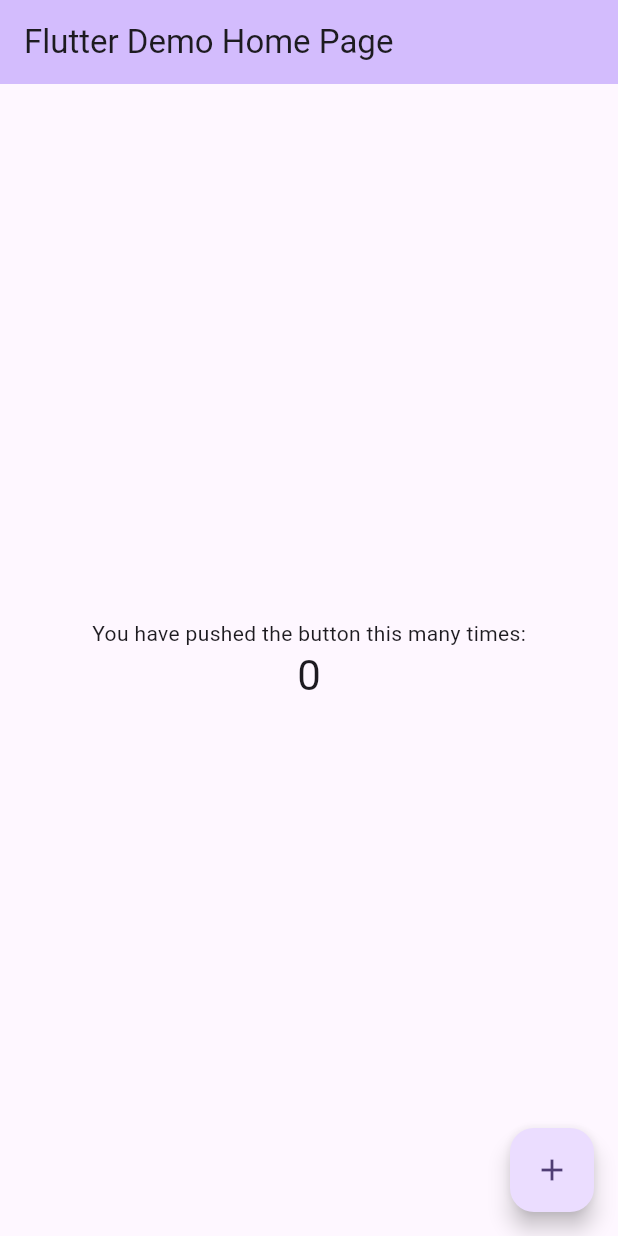
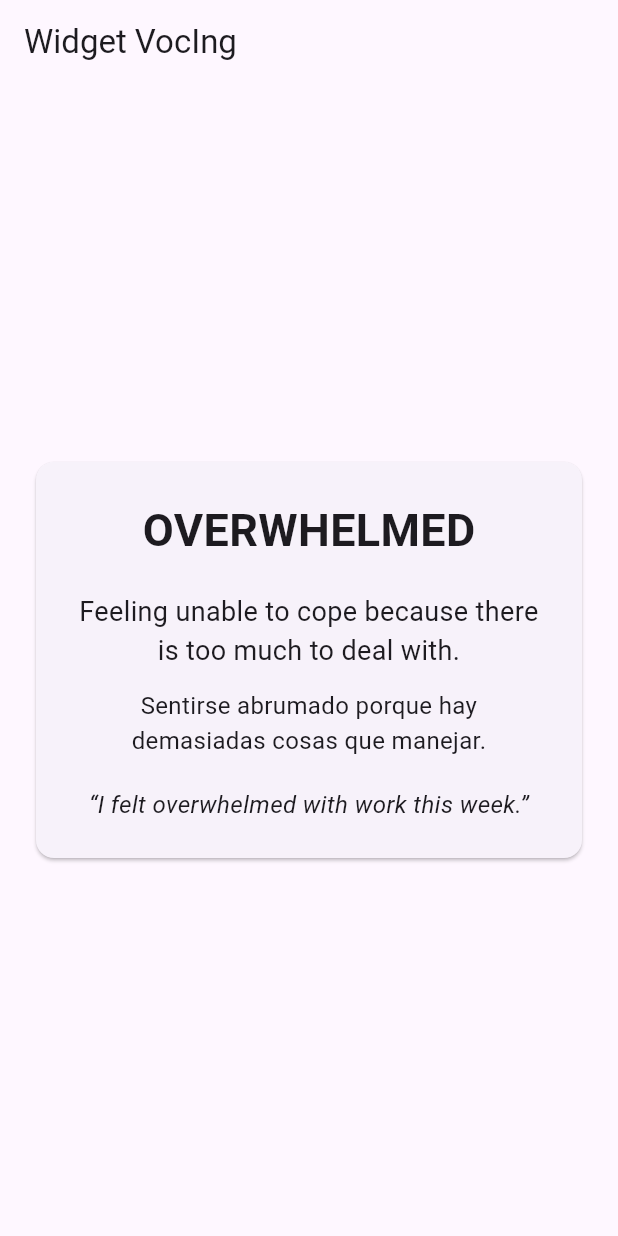
Before and after one commit to Fvargas17/Widget-VocIng, a Flutter app: the screen it shows after launch, on a phone screen of 412 x 824 dp. Run offline on Flutter 3.47's test engine with Material 3 defaults, Android fonts, the phone set to English and light mode, and no system bars.

Commit message:
Configuracion y primer concepto en card
Primer concepto prueba antes de armar objeto

```diff
--- a/widget_vocing/lib/main.dart
+++ b/widget_vocing/lib/main.dart
@@ -1,121 +1,41 @@
 import 'package:flutter/material.dart';
 
 void main() {
-  runApp(const MyApp());
+  runApp(const WidgetVocIngApp());
 }
 
-class MyApp extends StatelessWidget {
-  const MyApp({super.key});
+class WidgetVocIngApp extends StatelessWidget {
+  const WidgetVocIngApp({super.key});
 
-  // This widget is the root of your application.
   @override
   Widget build(BuildContext context) {
     return MaterialApp(
-      title: 'Flutter Demo',
-      theme: ThemeData(
-        // This is the theme of your application.
-        //
-        // TRY THIS: Try running your application with "flutter run". You'll see
-        // the application has a purple toolbar. Then, without quitting the app,
-        // try changing the seedColor in the colorScheme below to Colors.green
-        // and then invoke "hot reload" (save your changes or press the "hot
-        // reload" button in a Flutter-supported IDE, or press "r" if you used
-        // the command line to start the app).
-        //
-        // Notice that the counter didn't reset back to zero; the application
-        // state is not lost during the reload. To reset the state, use hot
-        // restart instead.
-        //
-        // This works for code too, not just values: Most code changes can be
-        // tested with just a hot reload.
-        colorScheme: .fromSeed(seedColor: Colors.deepPurple),
-      ),
-      home: const MyHomePage(title: 'Flutter Demo Home Page'),
-    );
-  }
-}
+      debugShowCheckedModeBanner: false,
+      title: 'Widget VocIng',
+      home: Scaffold(
+        appBar: AppBar(title: const Text('Widget VocIng')),
+        body: Center(
+          child: Card(
+            margin: const EdgeInsets.all(24),
+            child: Padding(
+              padding: const EdgeInsets.all(24),
+              child: Column(
+                mainAxisSize: MainAxisSize.min,
+                children: [
+                  const Text('OVERWHELMED', style: TextStyle(fontSize: 30, fontWeight: FontWeight.bold)),
+                  const SizedBox(height: 20),
+                  const Text('Feeling unable to cope because there is too much to deal with.', textAlign: TextAlign.center, style: TextStyle(fontSize: 18)),
+                  const SizedBox(height: 12),
 
-class MyHomePage extends StatefulWidget {
-  const MyHomePage({super.key, required this.title});
+                  const Text('Sentirse abrumado porque hay demasiadas cosas que manejar.', textAlign: TextAlign.center, style: TextStyle(fontSize: 16),),
+                  const SizedBox(height: 20),
 
-  // This widget is the home page of your application. It is stateful, meaning
-  // that it has a State object (defined below) that contains fields that affect
-  // how it looks.
-
-  // This class is the configuration for the state. It holds the values (in this
-  // case the title) provided by the parent (in this case the App widget) and
-  // used by the build method of the State. Fields in a Widget subclass are
-  // always marked "final".
-
-  final String title;
-
-  @override
-  State<MyHomePage> createState() => _MyHomePageState();
-}
-
-class _MyHomePageState extends State<MyHomePage> {
-  int _counter = 0;
-
-  void _incrementCounter() {
-    setState(() {
-      // This call to setState tells the Flutter framework that something has
-      // changed in this State, which causes it to rerun the build method below
-      // so that the display can reflect the updated values. If we changed
-      // _counter without calling setState(), then the build method would not be
-      // called again, and so nothing would appear to happen.
-      _counter++;
-    });
-  }
-
-  @override
-  Widget build(BuildContext context) {
-    // This method is rerun every time setState is called, for instance as done
-    // by the _incrementCounter method above.
-    //
-    // The Flutter framework has been optimized to make rerunning build methods
-    // fast, so that you can just rebuild anything that needs updating rather
-    // than having to individually change instances of widgets.
-    return Scaffold(
-      appBar: AppBar(
-        // TRY THIS: Try changing the color here to a specific color (to
-        // Colors.amber, perhaps?) and trigger a hot reload to see the AppBar
-        // change color while the other colors stay the same.
-        backgroundColor: Theme.of(context).colorScheme.inversePrimary,
-        // Here we take the value from the MyHomePage object that was created by
-        // the App.build method, and use it to set our appbar title.
-        title: Text(widget.title),
-      ),
-      body: Center(
-        // Center is a layout widget. It takes a single child and positions it
-        // in the middle of the parent.
-        child: Column(
-          // Column is also a layout widget. It takes a list of children and
-          // arranges them vertically. By default, it sizes itself to fit its
-          // children horizontally, and tries to be as tall as its parent.
-          //
-          // Column has various properties to control how it sizes itself and
-          // how it positions its children. Here we use mainAxisAlignment to
-          // center the children vertically; the main axis here is the vertical
-          // axis because Columns are vertical (the cross axis would be
-          // horizontal).
-          //
-          // TRY THIS: Invoke "debug painting" (choose the "Toggle Debug Paint"
-          // action in the IDE, or press "p" in the console), to see the
-          // wireframe for each widget.
-          mainAxisAlignment: .center,
-          children: [
-            const Text('You have pushed the button this many times:'),
-            Text(
-              '$_counter',
-              style: Theme.of(context).textTheme.headlineMedium,
+                  const Text('“I felt overwhelmed with work this week.”', textAlign: TextAlign.center, style: TextStyle(fontStyle: FontStyle.italic, fontSize: 16),),
+                ],
+              ),
             ),
-          ],
+          ),
         ),
-      ),
-      floatingActionButton: FloatingActionButton(
-        onPressed: _incrementCounter,
-        tooltip: 'Increment',
-        child: const Icon(Icons.add),
       ),
     );
   }
```
Also changed, not shown: 1 other file.
